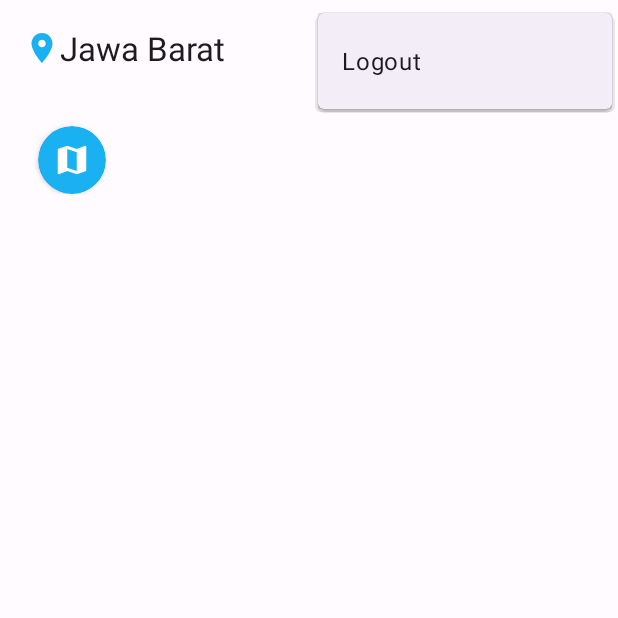
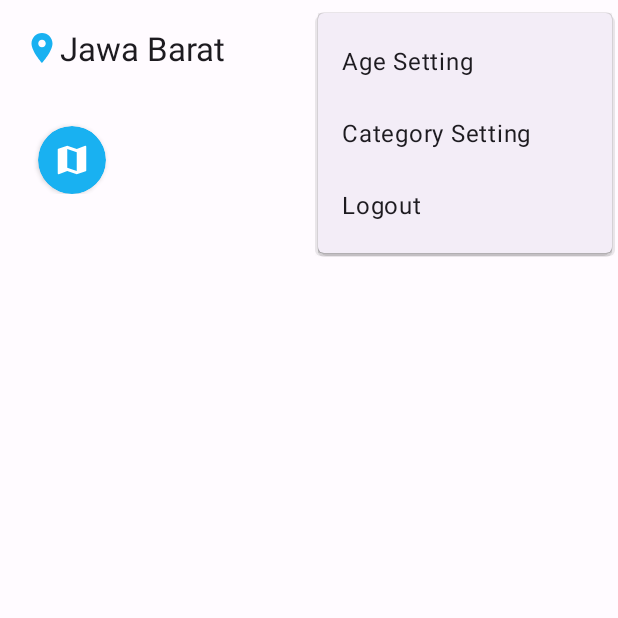
Before and after one commit to jobanull/DestifindApp, an Android app: the MainActivity screen opened directly, with no data from a screen before it, with the options menu open, on a phone screen of 412 x 824 dp, the top half of it. Run offline under Robolectric (Android 15) with nearby library versions, the phone set to English and light mode, and no system bars; 1 statement that could not run was skipped.

Commit message:
Add Setting Age and Category

```diff
--- a/MobileDevelopment/app/src/main/res/menu/option_menu.xml
+++ b/MobileDevelopment/app/src/main/res/menu/option_menu.xml
@@ -3,12 +3,15 @@
     xmlns:app="http://schemas.android.com/apk/res-auto">
 
     <item
+        android:id="@+id/ageSetting"
+        android:title="@string/age_setting"
+        app:showAsAction="never"/>
+    <item
+        android:id="@+id/categorySetting"
+        android:title="@string/category_setting"
+        app:showAsAction="never"/>
+    <item
         android:id="@+id/logout"
-        android:title="Logout"
+        android:title="@string/logout"
         app:showAsAction="never"/>
-<!--    <item-->
-<!--        android:id="@+id/map"-->
-<!--        android:icon="@drawable/baseline_map_24"-->
-<!--        app:showAsAction="ifRoom"-->
-<!--        android:title="Maps" />-->
 </menu>
--- a/MobileDevelopment/app/src/main/res/values/strings.xml
+++ b/MobileDevelopment/app/src/main/res/values/strings.xml
@@ -32,4 +32,6 @@
     <string name="submit">Submit</string>
     <string name="select_category">Select Category :</string>
     <string name="age">How old are you :</string>
+    <string name="category_setting">Category Setting</string>
+    <string name="age_setting">Age Setting</string>
 </resources>
```
Also changed, not shown: MobileDevelopment/app/src/main/java/com/example/mobiledevelopment/ui/main/MainActivity.kt (+8 -0 lines).
